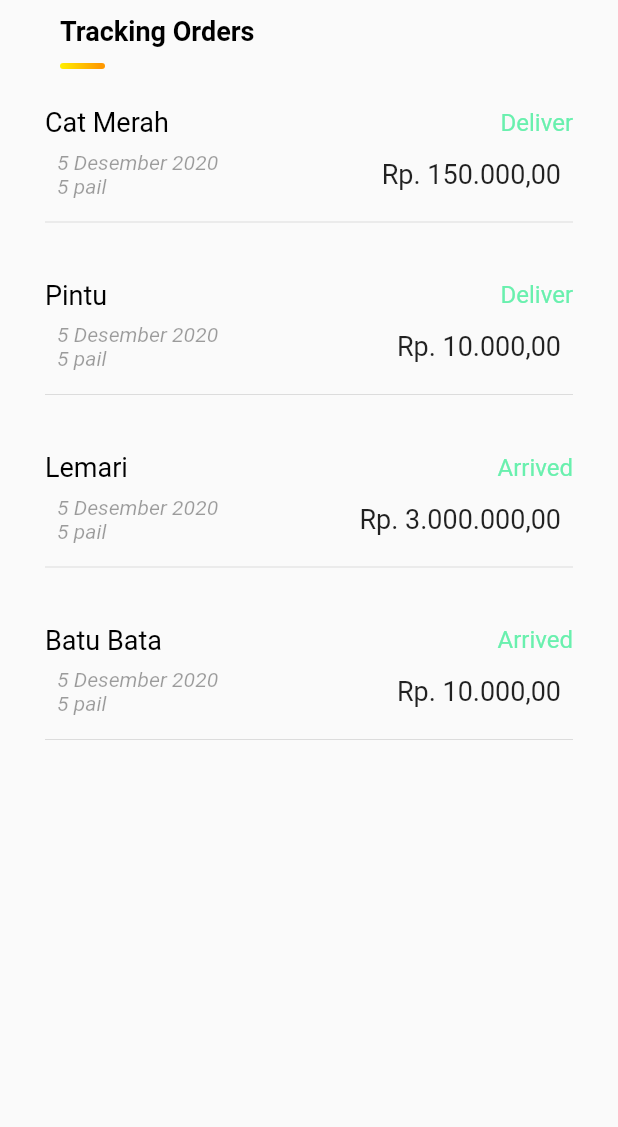
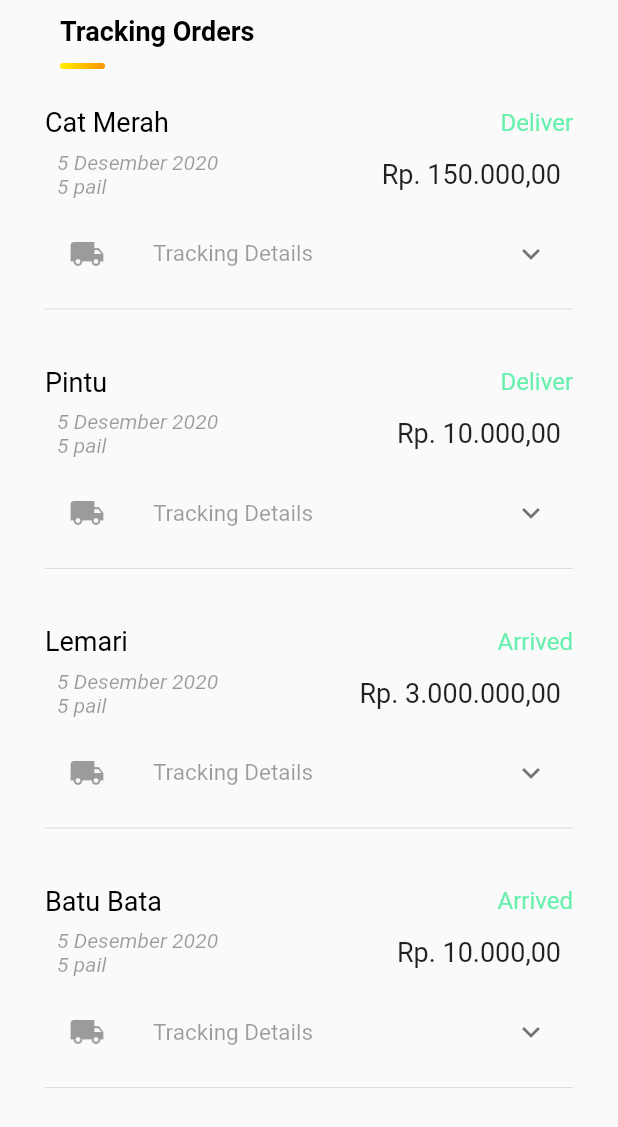
Before and after one commit to qisashasanudin/bangunin_id, a Flutter app: the Notif screen opened directly, on a phone screen of 412 x 824 dp. Shown: the top 1127 px of the screen. Run offline on Flutter 3.47's test engine with Material 2 defaults, Android fonts, the phone set to English and light mode, and no system bars; our stand-ins replace cloud_firestore, firebase_auth, firebase_core, firebase_storage, flutter_speed_dial, flutter_spinkit and 5 more; accounts and stored records are empty.

Commit message:
tracking details

```diff
--- a/lib/screens/mainmenu/messages/notif.dart
+++ b/lib/screens/mainmenu/messages/notif.dart
@@ -80,6 +80,38 @@ class _NotifState extends State<Notif> {
                 ],
               ),
             ),
+            ExpansionTile(
+              leading: Icon(
+                Icons.local_shipping,
+                color: Colors.black38,
+              ),
+              title: Text('Tracking Details',
+                  style: TextStyle(color: Colors.black38, fontSize: 15)),
+              children: <Widget>[
+                Column(
+                  children: [
+                    Row(
+                      mainAxisAlignment: MainAxisAlignment.spaceBetween,
+                      crossAxisAlignment: CrossAxisAlignment.center,
+                      children: <Widget>[
+                        Icon(
+                          Icons.location_on,
+                          color: Colors.orangeAccent,
+                        ),
+                        Text(
+                          '[Jakarta] on process',
+                        ),
+                      ],
+                    ),
+                    Padding(padding: EdgeInsets.all(2.0)),
+                    Text(
+                      '29-03-2010',
+                      style: TextStyle(fontSize: 12, color: Colors.black38),
+                    )
+                  ],
+                ),
+              ],
+            ),
             Divider(),
           ],
         ),
```
